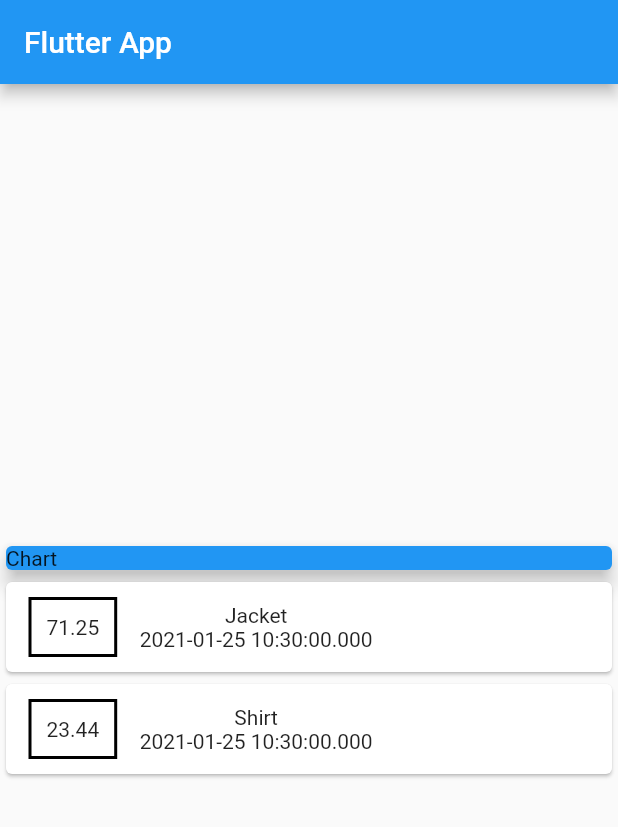
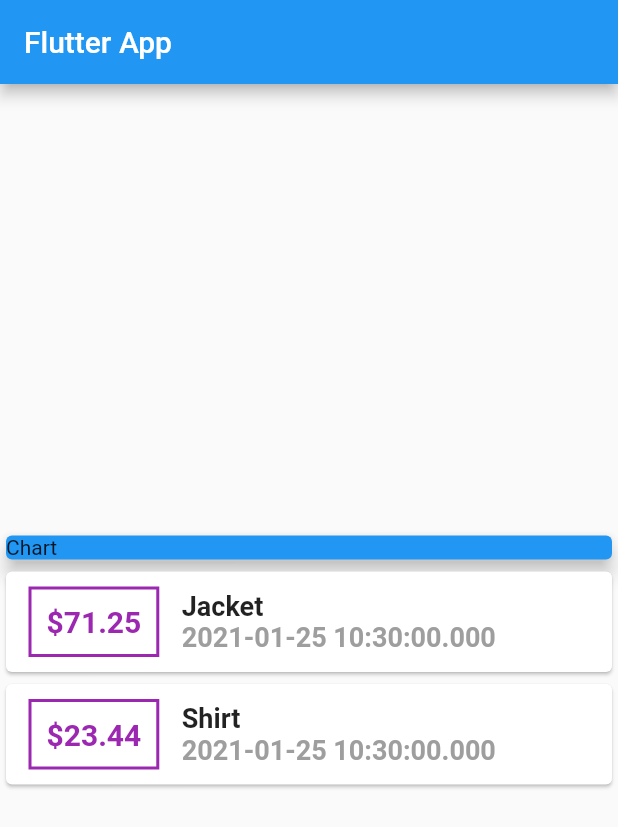
Before and after one commit to valdrinkuchi/expenses, a Flutter app: the screen it shows after launch, on a phone screen of 412 x 824 dp. Shown: the top 827 px of the screen. Run offline on Flutter 3.47's test engine with Material 2 defaults, Android fonts, the phone set to English and light mode, and no system bars.

Commit message:
more styling

```diff
--- a/lib/main.dart
+++ b/lib/main.dart
@@ -53,14 +53,37 @@ class MyHomePage extends StatelessWidget {
                       margin:
                           EdgeInsets.symmetric(vertical: 10, horizontal: 15),
                       decoration: BoxDecoration(
-                          border: Border.all(color: Colors.black, width: 2)),
+                        border: Border.all(
+                          color: Colors.purple,
+                          width: 2,
+                        ),
+                      ),
                       padding: EdgeInsets.all(10),
-                      child: Text(el.amount.toString()),
+                      child: Text('\$${el.amount}',
+                          style: TextStyle(
+                            fontWeight: FontWeight.bold,
+                            fontSize: 20,
+                            color: Colors.purple,
+                          )),
                     ),
                     Column(
+                      crossAxisAlignment: CrossAxisAlignment.start,
                       children: <Widget>[
-                        Text(el.title),
-                        Text(el.date.toString())
+                        Text(
+                          el.title,
+                          style: TextStyle(
+                            fontSize: 18,
+                            fontWeight: FontWeight.bold,
+                          ),
+                        ),
+                        Text(
+                          el.date.toString(),
+                          style: TextStyle(
+                            fontSize: 18,
+                            fontWeight: FontWeight.bold,
+                            color: Colors.grey,
+                          ),
+                        )
                       ],
                     )
                   ],
```
